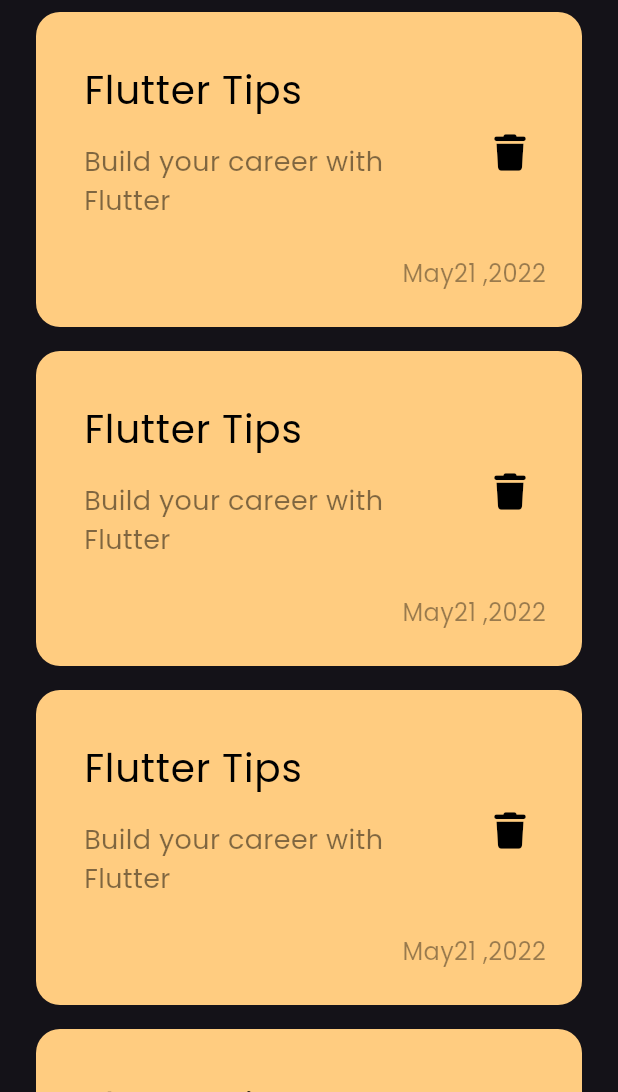
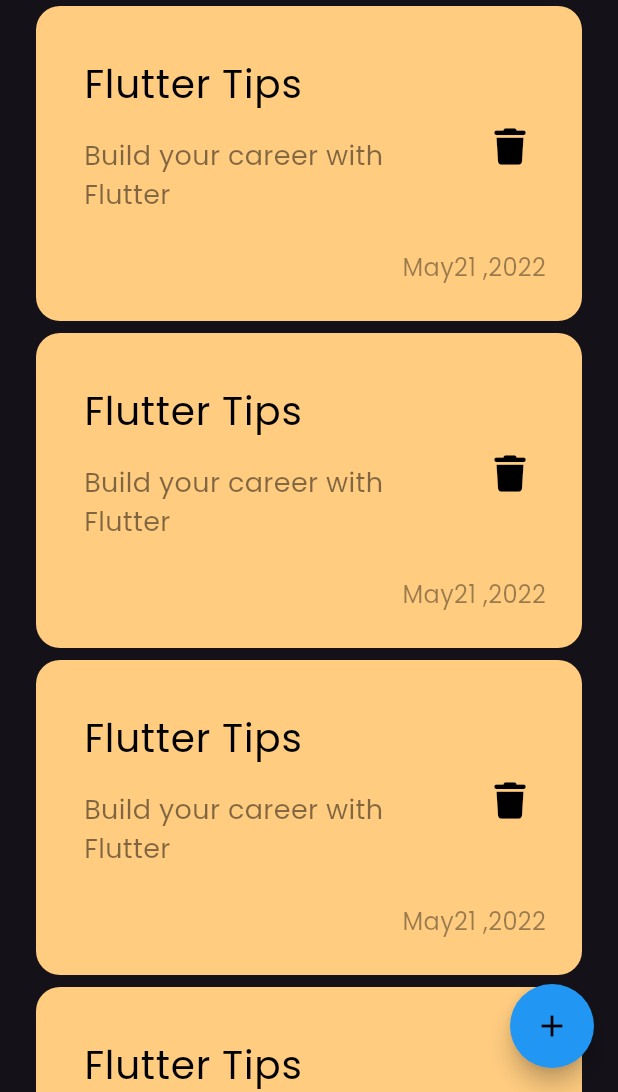
Before and after one commit to manar-mahmou/notes_app, a Flutter app: the screen it shows after launch, on a phone screen of 412 x 824 dp, the part 144-1236 px from its top. Run offline on Flutter 3.47's test engine with Material 3 defaults, Android fonts, the phone set to English and light mode, and no system bars; our stand-ins replace font_awesome_flutter.

Commit message:
Add Floating Action Button

```diff
--- a/lib/views/notes_view.dart
+++ b/lib/views/notes_view.dart
@@ -6,8 +6,16 @@ class NotesView extends StatelessWidget {
 
   @override
   Widget build(BuildContext context) {
-    return const Scaffold(
-      body: NotesViewBody(),
+    return Scaffold(
+      floatingActionButton: FloatingActionButton(
+        onPressed: () {},
+        backgroundColor: Colors.blue,
+        shape: RoundedRectangleBorder(
+          borderRadius: BorderRadius.circular(50),
+        ),
+        child: const Icon(Icons.add, color: Colors.black),
+      ),
+      body: const NotesViewBody(),
     );
   }
 }
--- a/lib/widgets/notes_list_view.dart
+++ b/lib/widgets/notes_list_view.dart
@@ -3,12 +3,12 @@ import 'package:note_app/widgets/custom_note_item.dart';
 
 class NotesListView extends StatelessWidget {
   const NotesListView({super.key});
-
+  //final data = const [];
   @override
   Widget build(BuildContext context) {
     return ListView.builder(itemBuilder: (context, index) {
       return const Padding(
-        padding: EdgeInsets.symmetric(vertical: 8.0),
+        padding: EdgeInsets.symmetric(vertical: 4.0),
         child: NotesItem(),
       );
     });
--- a/lib/widgets/notes_view_body.dart
+++ b/lib/widgets/notes_view_body.dart
@@ -7,14 +7,14 @@ class NotesViewBody extends StatelessWidget {
 
   @override
   Widget build(BuildContext context) {
-    return const Padding(
-      padding: EdgeInsets.symmetric(horizontal: 24),
+    return Padding(
+      padding: const EdgeInsets.symmetric(horizontal: 24),
       child: Column(
         children: [
-          SizedBox(
+          const SizedBox(
             height: 50,
           ),
-          CustomAppBar(),
+          const CustomAppBar(),
           Expanded(child: NotesListView())
         ],
       ),
```
